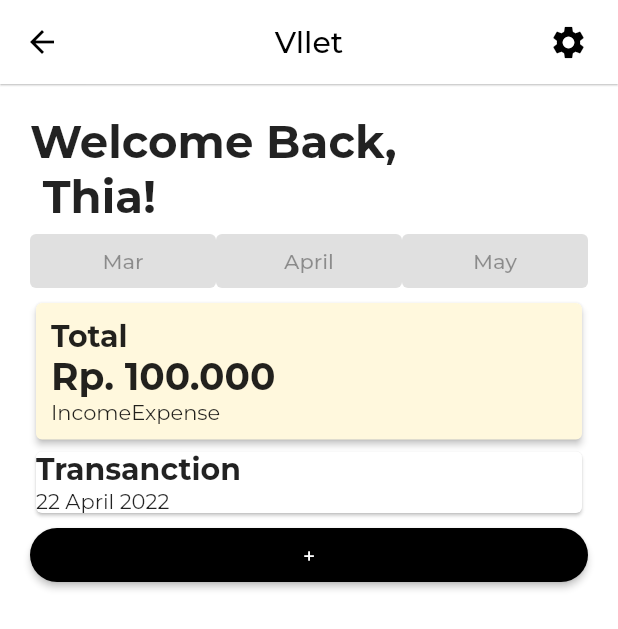
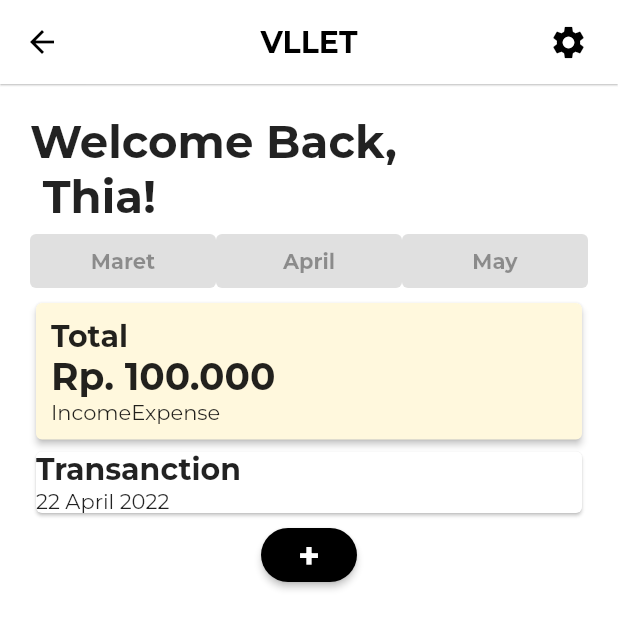
Before and after one commit to mjudianto/VLLET, a Flutter app: the Home screen opened directly, on a phone screen of 412 x 824 dp. Shown: the top 629 px of the screen. Run offline on Flutter 3.47's test engine with Material 2 defaults, Android fonts, the phone set to English and light mode, and no system bars.

Commit message:
tampilan home

```diff
--- a/lib/pages/home.dart
+++ b/lib/pages/home.dart
@@ -15,7 +15,10 @@ class _HomeState extends State<Home> {
     return Scaffold(
       appBar: AppBar(
         centerTitle: mounted,
-        title: const Text("Vllet"),
+        title: const Text("VLLET",
+            style: TextStyle(
+              fontWeight: FontWeight.bold,
+            )),
         foregroundColor: Colors.black,
         backgroundColor: Colors.white,
         elevation: 0.5,
@@ -49,12 +52,26 @@ class _HomeState extends State<Home> {
             Row(
               children: const [
                 Expanded(
-                    child: ElevatedButton(onPressed: null, child: Text("Mar"))),
+                    child: ElevatedButton(
+                        onPressed: null,
+                        child: Text("Maret",
+                            style: TextStyle(
+                              fontWeight: FontWeight.bold,
+                            )))),
                 Expanded(
-                    child:
-                        ElevatedButton(onPressed: null, child: Text("April"))),
+                    child: ElevatedButton(
+                        onPressed: null,
+                        child: Text("April",
+                            style: TextStyle(
+                              fontWeight: FontWeight.bold,
+                            )))),
                 Expanded(
-                    child: ElevatedButton(onPressed: null, child: Text("May")))
+                    child: ElevatedButton(
+                        onPressed: null,
+                        child: Text("May",
+                            style: TextStyle(
+                              fontWeight: FontWeight.bold,
+                            ))))
               ],
             ),
             Card(
@@ -94,7 +111,9 @@ class _HomeState extends State<Home> {
                 ],
               ),
             ),
-            ElevatedButton(
+            Container(
+              alignment: Alignment.bottomCenter,
+              child: ElevatedButton(
                 onPressed: () {
                   Navigator.push(
                     context,
@@ -105,7 +124,15 @@ class _HomeState extends State<Home> {
                     primary: Colors.black,
                     shape: RoundedRectangleBorder(
                         borderRadius: BorderRadius.circular(20))),
-              child: const Text("+"),
+                child: const Text(
+                  "+",
+                  style: TextStyle(
+                    color: Color(0xffffffff),
+                    fontWeight: FontWeight.bold,
+                    fontSize: 25,
+                  ),
+                ),
+              ),
             )
           ],
         ),
--- a/pubspec.yaml
+++ b/pubspec.yaml
@@ -78,8 +78,8 @@ flutter:
   fonts:
      - family: Montserrat
        fonts:
-         - asset: fonts/Montserrat-VariableFont_wght.ttf
-         - asset: fonts/Montserrat-Italic-VariableFont_wght.ttf
+         - asset: assets/fonts/Montserrat-VariableFont_wght.ttf
+         - asset: assets/fonts/Montserrat-Italic-VariableFont_wght.ttf
            style: italic
   #   - family: Trajan Pro
   #     fonts:
```
Lines whose indentation alone changed are shown as unchanged.
